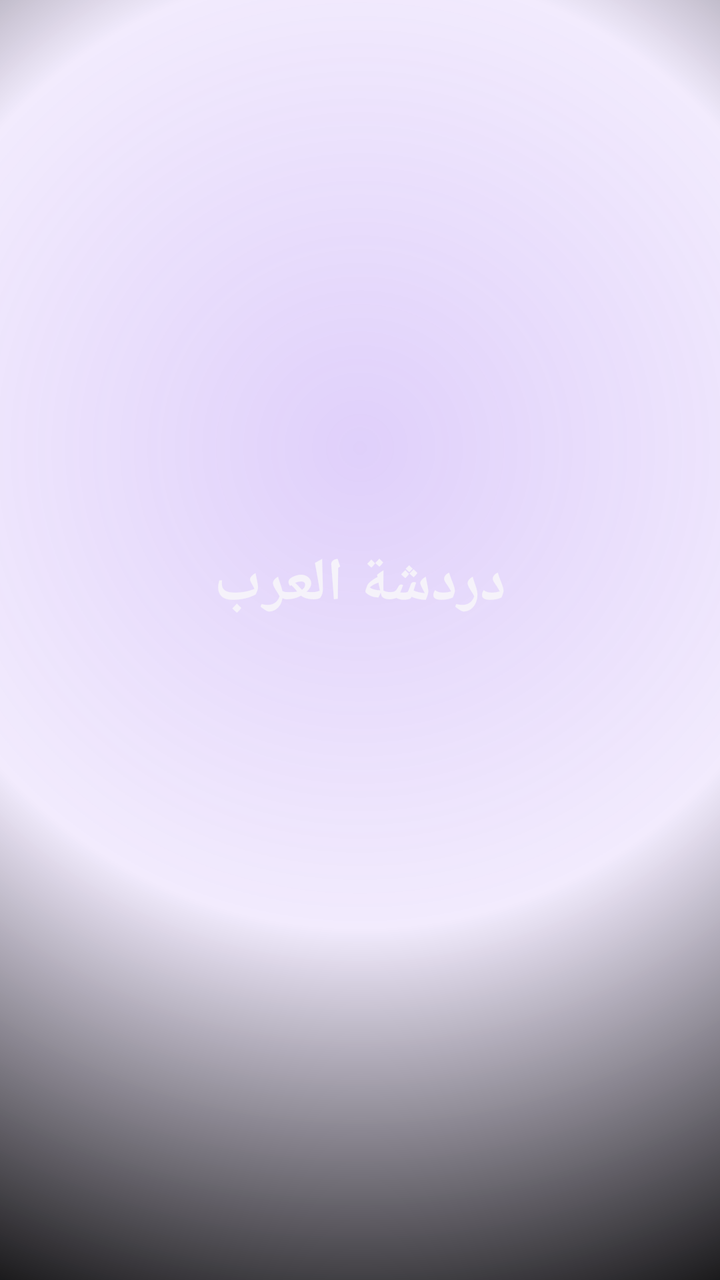
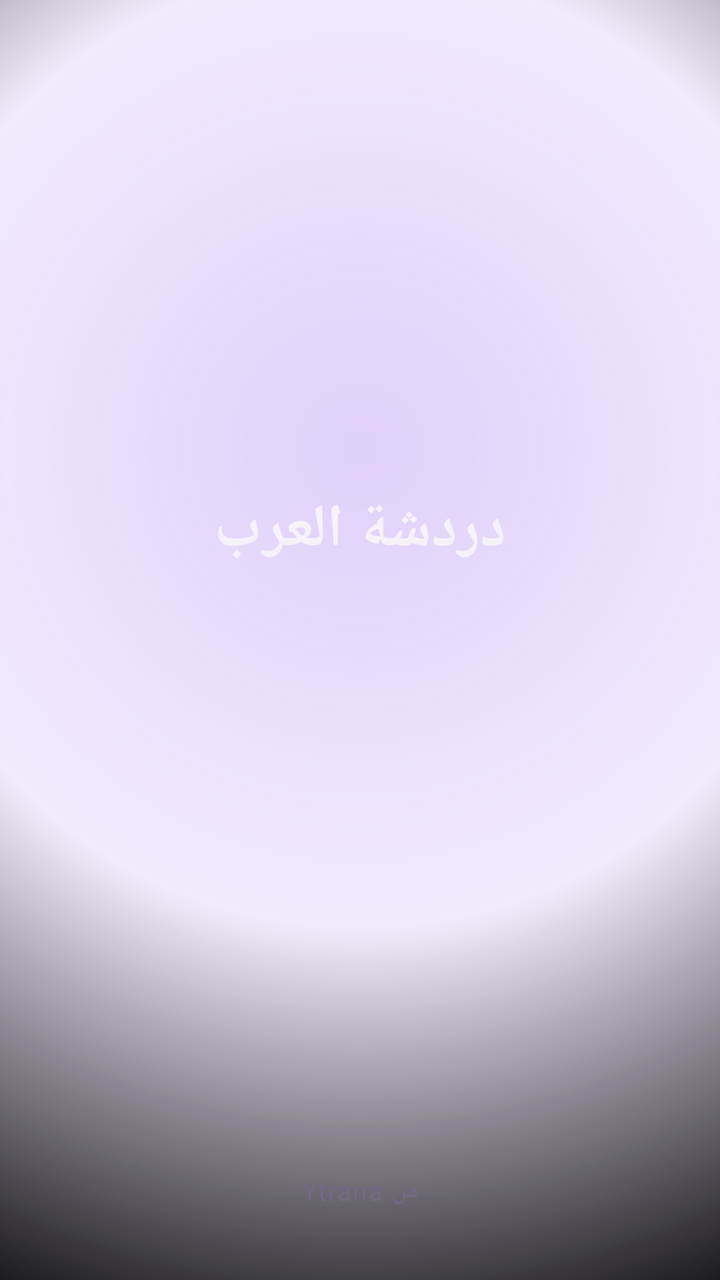

An Android layout rendered at two revisions. The XML below is the earlier revision; the diff shows what the commit changed to produce the second picture.
<!-- AndroidManifest.xml: activity theme Theme.ArabChat.Splash -->
<!-- res/layout/activity_splash.xml -->
<?xml version="1.0" encoding="utf-8"?>
<LinearLayout xmlns:android="http://schemas.android.com/apk/res/android"
    android:layout_width="match_parent"
    android:layout_height="match_parent"
    android:orientation="vertical"
    android:gravity="center">

    <TextView
        android:layout_width="wrap_content"
        android:layout_height="wrap_content"
        android:text="@string/app_name"
        android:textColor="@color/textPrimaryDark"
        android:textSize="30sp"
        android:fontFamily="sans-serif-medium"
        android:textStyle="bold" />

    <ProgressBar
        android:layout_width="32dp"
        android:layout_height="32dp"
        android:layout_marginTop="24dp"
        android:indeterminateTint="@color/colorAccent" />

</LinearLayout>
<!-- resources referenced by this layout -->
<resources>
  <color name="colorAccent">#B983FF</color>
  <color name="textPrimaryDark">#F5F2FA</color>
  <string name="app_name">دردشة العرب</string>
  <style name="Theme.ArabChat.Splash" parent="Theme.ArabChat">
          <item name="android:windowBackground">@drawable/bg_splash_gradient</item>
      </style>
  <style name="Theme.ArabChat" parent="Theme.MaterialComponents.NoActionBar">
          <item name="colorPrimary">@color/colorPrimary</item>
          <item name="colorPrimaryDark">@color/colorPrimaryDark</item>
          <item name="colorAccent">@color/colorAccent</item>
          <item name="colorSecondary">@color/colorAccent</item>
          <item name="colorSurface">@color/surfaceElevated</item>
          <item name="colorOnSurface">@color/textPrimaryDark</item>
          <item name="colorOnPrimary">@color/textOnAccent</item>
          <item name="colorOnBackground">@color/textPrimaryDark</item>
          <item name="android:windowBackground">@color/bgBase</item>
          <item name="android:navigationBarColor">@color/amoledBlack</item>
          <item name="android:statusBarColor">@color/amoledBlack</item>
          <item name="android:textColorPrimary">@color/textPrimaryDark</item>
          <item name="android:textColorSecondary">@color/textSecondaryDark</item>
          <item name="android:forceDarkAllowed" tools:targetApi="q">false</item>
      </style>
  <!-- drawable bg_splash_gradient (drawable) -->
  <?xml version="1.0" encoding="utf-8"?>
  <shape xmlns:android="http://schemas.android.com/apk/res/android" android:shape="rectangle">
      <gradient
          android:type="radial"
          android:gradientRadius="480dp"
          android:centerX="0.5"
          android:centerY="0.35"
          android:startColor="#3D7C3AED"
          android:centerColor="#1A7C3AED"
          android:endColor="@color/amoledBlack" />
  </shape>
  <color name="colorPrimary">#7C3AED</color>
  <color name="colorPrimaryDark">#5B21B6</color>
  <color name="surfaceElevated">#141019</color>
  <color name="textOnAccent">#FFFFFF</color>
  <color name="bgBase">#08060C</color>
  <color name="amoledBlack">#000000</color>
  <color name="textSecondaryDark">#B8ADC9</color>
</resources>

<!-- the commit's change to res/layout/activity_splash.xml (unified diff, before → after) -->
@@ -2,22 +2,48 @@
 <LinearLayout xmlns:android="http://schemas.android.com/apk/res/android"
     android:layout_width="match_parent"
     android:layout_height="match_parent"
-    android:orientation="vertical"
-    android:gravity="center">
+    android:orientation="vertical">
+
+    <View
+        android:layout_width="0dp"
+        android:layout_height="0dp"
+        android:layout_weight="1" />
+
+    <LinearLayout
+        android:layout_width="match_parent"
+        android:layout_height="wrap_content"
+        android:orientation="vertical"
+        android:gravity="center">
+
+        <TextView
+            android:layout_width="wrap_content"
+            android:layout_height="wrap_content"
+            android:text="@string/app_name"
+            android:textColor="@color/textPrimaryDark"
+            android:textSize="30sp"
+            android:fontFamily="sans-serif-medium"
+            android:textStyle="bold" />
+
+        <ProgressBar
+            android:layout_width="32dp"
+            android:layout_height="32dp"
+            android:layout_marginTop="24dp"
+            android:indeterminateTint="@color/colorAccent" />
+    </LinearLayout>
+
+    <View
+        android:layout_width="0dp"
+        android:layout_height="0dp"
+        android:layout_weight="1" />
 
     <TextView
         android:layout_width="wrap_content"
         android:layout_height="wrap_content"
-        android:text="@string/app_name"
-        android:textColor="@color/textPrimaryDark"
-        android:textSize="30sp"
-        android:fontFamily="sans-serif-medium"
-        android:textStyle="bold" />
-
-    <ProgressBar
-        android:layout_width="32dp"
-        android:layout_height="32dp"
-        android:layout_marginTop="24dp"
-        android:indeterminateTint="@color/colorAccent" />
+        android:layout_gravity="center_horizontal"
+        android:layout_marginBottom="36dp"
+        android:text="@string/from_company"
+        android:textColor="@color/textTertiaryDark"
+        android:textSize="13sp"
+        android:letterSpacing="0.05" />
 
 </LinearLayout>
<!-- resource entries referenced after the edit -->
@@ -2,7 +2,9 @@
 <resources>
   <color name="colorAccent">#B983FF</color>
   <color name="textPrimaryDark">#F5F2FA</color>
+  <color name="textTertiaryDark">#746A88</color>
   <string name="app_name">دردشة العرب</string>
+  <string name="from_company">من Ytrana</string>
   <style name="Theme.ArabChat.Splash" parent="Theme.ArabChat">
           <item name="android:windowBackground">@drawable/bg_splash_gradient</item>
       </style>
